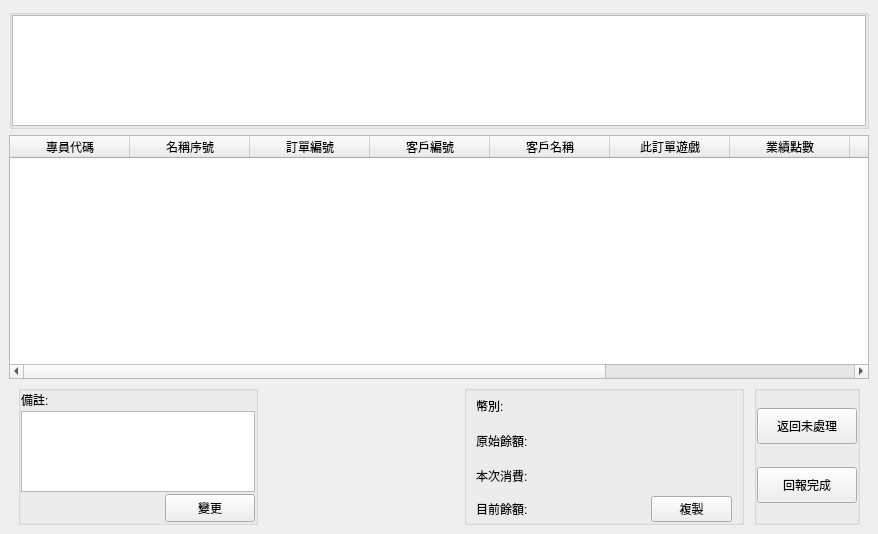
Old version of the form src/AdbClient/StageOrder/LayerGetOrder2.ui in the repository roger0816/Adb.
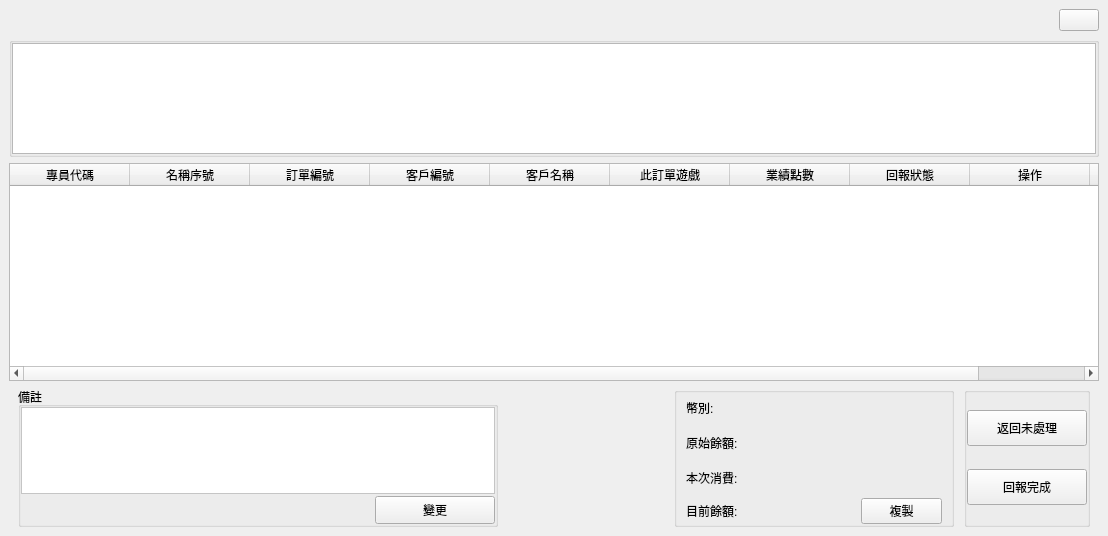
New version of the form. Custom widgets are drawn as their Qt base class.

The edit to the form file:
```diff
--- a/src/AdbClient/StageOrder/LayerGetOrder2.ui
+++ b/src/AdbClient/StageOrder/LayerGetOrder2.ui
@@ -6,8 +6,8 @@
    <rect>
     <x>0</x>
     <y>0</y>
-    <width>878</width>
-    <height>534</height>
+    <width>1108</width>
+    <height>536</height>
    </rect>
   </property>
   <property name="windowTitle">
@@ -29,6 +29,53 @@
    <item row="0" column="0">
     <widget class="QWidget" name="wBg" native="true">
      <layout class="QVBoxLayout" name="verticalLayout">
+      <item>
+       <widget class="QWidget" name="wTest" native="true">
+        <property name="minimumSize">
+         <size>
+          <width>0</width>
+          <height>15</height>
+         </size>
+        </property>
+        <layout class="QHBoxLayout" name="horizontalLayout">
+         <property name="spacing">
+          <number>0</number>
+         </property>
+         <property name="leftMargin">
+          <number>0</number>
+         </property>
+         <property name="topMargin">
+          <number>0</number>
+         </property>
+         <property name="rightMargin">
+          <number>0</number>
+         </property>
+         <property name="bottomMargin">
+          <number>0</number>
+         </property>
+         <item>
+          <spacer name="horizontalSpacer_3">
+           <property name="orientation">
+            <enum>Qt::Horizontal</enum>
+           </property>
+           <property name="sizeHint" stdset="0">
+            <size>
+             <width>804</width>
+             <height>20</height>
+            </size>
+           </property>
+          </spacer>
+         </item>
+         <item>
+          <widget class="QPushButton" name="pushButton">
+           <property name="text">
+            <string/>
+           </property>
+          </widget>
+         </item>
+        </layout>
+       </widget>
+      </item>
       <item>
        <widget class="QGroupBox" name="groupBox">
         <property name="minimumSize">
@@ -216,7 +263,7 @@
         </property>
         <widget class="QWidget" name="page0"/>
         <widget class="QWidget" name="page1">
-         <layout class="QGridLayout" name="gridLayout_4" columnstretch="1,0,0,0,0,0">
+         <layout class="QGridLayout" name="gridLayout_4" columnstretch="1,0,0,0">
           <property name="topMargin">
            <number>0</number>
           </property>
@@ -226,81 +273,6 @@
           <property name="horizontalSpacing">
            <number>10</number>
           </property>
-          <item row="0" column="5" rowspan="2">
-           <widget class="QGroupBox" name="groupBox_3">
-            <property name="minimumSize">
-             <size>
-              <width>0</width>
-              <height>40</height>
-             </size>
-            </property>
-            <layout class="QGridLayout" name="gridLayout_6">
-             <property name="leftMargin">
-              <number>0</number>
-             </property>
-             <property name="topMargin">
-              <number>0</number>
-             </property>
-             <property name="rightMargin">
-              <number>0</number>
-             </property>
-             <property name="bottomMargin">
-              <number>0</number>
-             </property>
-             <item row="1" column="1">
-              <widget class="QPushButton" name="btnFinish">
-               <property name="minimumSize">
-                <size>
-                 <width>90</width>
-                 <height>36</height>
-                </size>
-               </property>
-               <property name="maximumSize">
-                <size>
-                 <width>120</width>
-                 <height>36</height>
-                </size>
-               </property>
-               <property name="text">
-                <string>回報完成</string>
-               </property>
-              </widget>
-             </item>
-             <item row="0" column="1">
-              <widget class="QPushButton" name="btnBackOrder">
-               <property name="minimumSize">
-                <size>
-                 <width>100</width>
-                 <height>36</height>
-                </size>
-               </property>
-               <property name="maximumSize">
-                <size>
-                 <width>120</width>
-                 <height>36</height>
-                </size>
-               </property>
-               <property name="text">
-                <string>返回未處理</string>
-               </property>
-              </widget>
-             </item>
-            </layout>
-           </widget>
-          </item>
-          <item row="0" column="3">
-           <spacer name="horizontalSpacer_2">
-            <property name="orientation">
-             <enum>Qt::Horizontal</enum>
-            </property>
-            <property name="sizeHint" stdset="0">
-             <size>
-              <width>40</width>
-              <height>20</height>
-             </size>
-            </property>
-           </spacer>
-          </item>
           <item row="0" column="1">
            <spacer name="horizontalSpacer">
             <property name="orientation">
@@ -318,7 +290,7 @@
            <widget class="QGroupBox" name="groupBox_2">
             <property name="minimumSize">
              <size>
-              <width>240</width>
+              <width>480</width>
               <height>0</height>
              </size>
             </property>
@@ -328,6 +300,9 @@
               <height>200</height>
              </size>
             </property>
+            <property name="title">
+             <string>備註</string>
+            </property>
             <layout class="QGridLayout" name="gridLayout_7">
              <property name="leftMargin">
               <number>0</number>
@@ -344,17 +319,30 @@
              <property name="verticalSpacing">
               <number>2</number>
              </property>
-             <item row="0" column="0">
-              <widget class="QLabel" name="label">
+             <item row="2" column="1">
+              <widget class="QPushButton" name="btnNoteChange">
+               <property name="minimumSize">
+                <size>
+                 <width>120</width>
+                 <height>28</height>
+                </size>
+               </property>
+               <property name="maximumSize">
+                <size>
+                 <width>90</width>
+                 <height>28</height>
+                </size>
+               </property>
                <property name="text">
-                <string>備註:</string>
+                <string>變更</string>
                </property>
               </widget>
              </item>
-             <item row="2" column="0" colspan="2">
+             <item row="1" column="0" colspan="2">
               <widget class="QTextEdit" name="txNote">
                <property name="styleSheet">
-                <string notr="true">font: 16px &quot;Microsoft JhengHei UI&quot;;</string>
+                <string notr="true">font: 16px &quot;Microsoft JhengHei UI&quot;;
+background-color: rgb(255, 255, 255);</string>
                </property>
                <property name="html">
                 <string>&lt;!DOCTYPE HTML PUBLIC &quot;-//W3C//DTD HTML 4.0//EN&quot; &quot;http://www.w3.org/TR/REC-html40/strict.dtd&quot;&gt;
@@ -368,29 +356,10 @@
                </property>
               </widget>
              </item>
-             <item row="3" column="1">
-              <widget class="QPushButton" name="btnNoteChange">
-               <property name="minimumSize">
-                <size>
-                 <width>90</width>
-                 <height>28</height>
-                </size>
-               </property>
-               <property name="maximumSize">
-                <size>
-                 <width>90</width>
-                 <height>28</height>
-                </size>
-               </property>
-               <property name="text">
-                <string>變更</string>
-               </property>
-              </widget>
-             </item>
             </layout>
            </widget>
           </item>
-          <item row="0" column="4" rowspan="2">
+          <item row="0" column="2" rowspan="2">
            <widget class="QGroupBox" name="wCopyArea">
             <property name="minimumSize">
              <size>
@@ -483,14 +452,66 @@
             </layout>
            </widget>
           </item>
-          <item row="0" column="2" rowspan="2">
-           <widget class="ItemPic" name="wPic0" native="true">
+          <item row="0" column="3" rowspan="2">
+           <widget class="QGroupBox" name="groupBox_3">
             <property name="minimumSize">
              <size>
-              <width>160</width>
-              <height>120</height>
+              <width>120</width>
+              <height>40</height>
              </size>
             </property>
+            <layout class="QGridLayout" name="gridLayout_6">
+             <property name="leftMargin">
+              <number>0</number>
+             </property>
+             <property name="topMargin">
+              <number>0</number>
+             </property>
+             <property name="rightMargin">
+              <number>0</number>
+             </property>
+             <property name="bottomMargin">
+              <number>0</number>
+             </property>
+             <item row="1" column="0">
+              <widget class="QPushButton" name="btnFinish">
+               <property name="minimumSize">
+                <size>
+                 <width>120</width>
+                 <height>36</height>
+                </size>
+               </property>
+               <property name="maximumSize">
+                <size>
+                 <width>120</width>
+                 <height>36</height>
+                </size>
+               </property>
+               <property name="text">
+                <string>回報完成</string>
+               </property>
+              </widget>
+             </item>
+             <item row="0" column="0">
+              <widget class="QPushButton" name="btnBackOrder">
+               <property name="minimumSize">
+                <size>
+                 <width>120</width>
+                 <height>36</height>
+                </size>
+               </property>
+               <property name="maximumSize">
+                <size>
+                 <width>120</width>
+                 <height>36</height>
+                </size>
+               </property>
+               <property name="text">
+                <string>返回未處理</string>
+               </property>
+              </widget>
+             </item>
+            </layout>
            </widget>
           </item>
          </layout>
@@ -502,14 +523,6 @@
    </item>
   </layout>
  </widget>
- <customwidgets>
-  <customwidget>
-   <class>ItemPic</class>
-   <extends>QWidget</extends>
-   <header>ItemPic.h</header>
-   <container>1</container>
-  </customwidget>
- </customwidgets>
  <resources/>
  <connections/>
 </ui>
```
